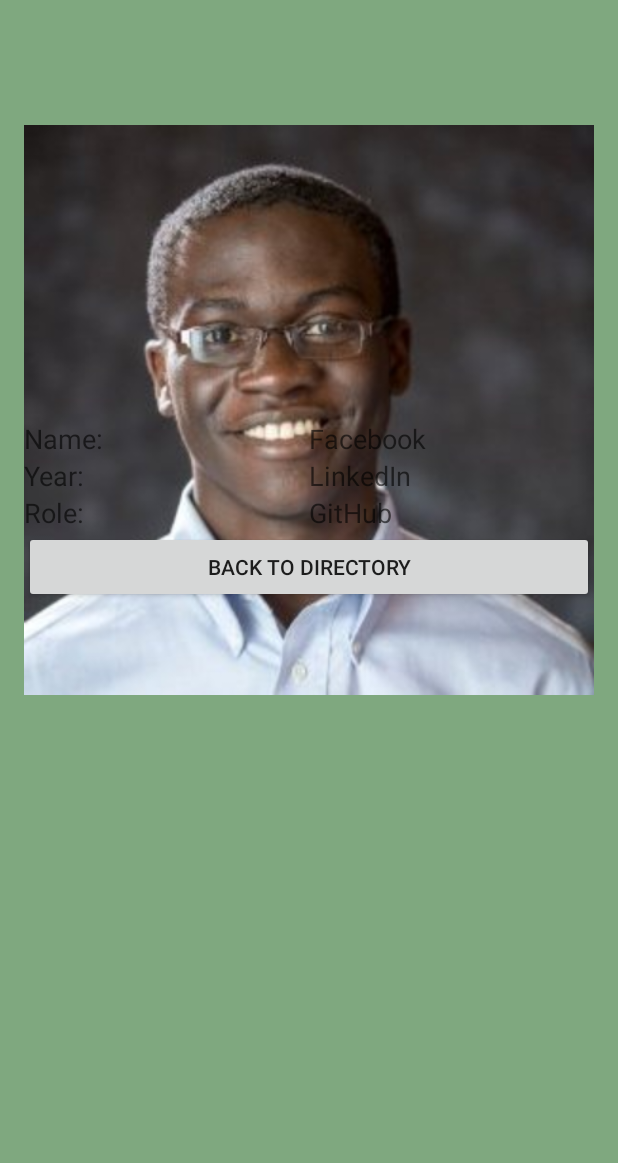
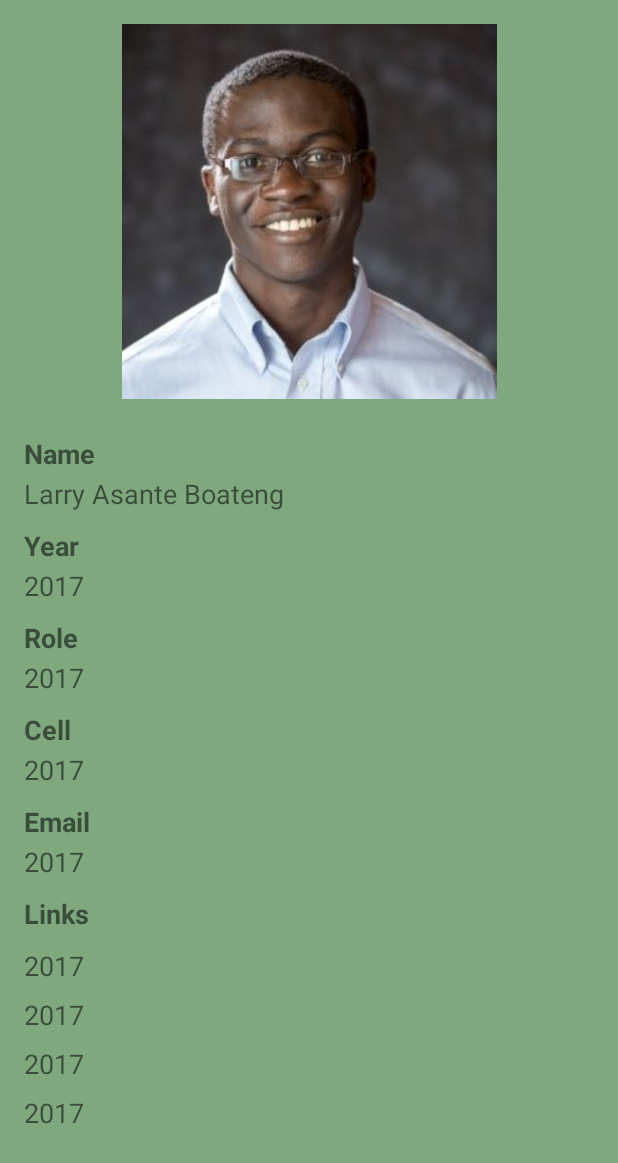
Before and after one commit to zsusag/AppDevDirectory, an Android app: the layout content_profile.xml on its own in the app's theme, with its tools: preview values and no code run, on a phone screen of 412 x 824 dp. Shown: the top 1163 px of the screen. Run offline under Robolectric (Android 15) with nearby library versions, the phone set to English and light mode, and no system bars; network calls fail.

Commit message:
Add scrollview and profile elements

```diff
--- a/app/src/main/java/edu/appdev/appdevdirectory/MainActivity.java
+++ b/app/src/main/java/edu/appdev/appdevdirectory/MainActivity.java
@@ -15,7 +15,6 @@ import org.json.JSONObject;
 import java.io.IOException;
 import java.util.ArrayList;
 import java.util.HashMap;
-import java.util.List;
 
 import okhttp3.OkHttpClient;
 import okhttp3.Request;
--- a/app/src/main/java/edu/appdev/appdevdirectory/ProfileActivity.java
+++ b/app/src/main/java/edu/appdev/appdevdirectory/ProfileActivity.java
@@ -3,7 +3,6 @@ package edu.appdev.appdevdirectory;
 import android.content.Intent;
 import android.os.Bundle;
 import android.support.v7.app.AppCompatActivity;
-import android.view.View;
 import android.widget.Button;
 import android.widget.ImageView;
 import android.widget.TextView;
@@ -18,40 +17,49 @@ public class ProfileActivity extends AppCompatActivity {
     private TextView mName;
     private TextView mRole;
     private TextView mYear;
+    private TextView mCell;
+    private TextView mEmail;
+    private TextView mGit;
+    private TextView mTwitter;
+    private TextView mHome;
+    private TextView mLinkedIn;
+
     private ImageView mPic;
 
     @Override
     protected void onCreate(Bundle savedInstanceState) {
         super.onCreate(savedInstanceState);
         setContentView(R.layout.activity_profile);
-        mBackButton = (Button) findViewById(R.id.backButton);
+        //mBackButton = (Button) findViewById(R.id.backButton);
 
         // Dynamic data
         HashMap<String, String> member = (HashMap) getIntent().getSerializableExtra("member");
         mName = (TextView) findViewById(R.id.profNameTextView);
-        mRole = (TextView) findViewById(R.id.profRoleTextView);
-        mYear = (TextView) findViewById(R.id.profYearTextView);
+        mRole = (TextView) findViewById(R.id.roleTextView);
+        mYear = (TextView) findViewById(R.id.yearTextView);
+        mCell = (TextView) findViewById(R.id.cellTextView);
+        mEmail = (TextView) findViewById(R.id.emailTextView);
+        mTwitter = (TextView) findViewById(R.id.twitterTextView);
+        mGit = (TextView) findViewById(R.id.gitTextView);
+        mHome = (TextView) findViewById(R.id.homeTextView);
+        mLinkedIn = (TextView) findViewById(R.id.linkedInTextView);
         mPic = (ImageView) findViewById(R.id.profImageView);
 
         mName.setText(member.get("name"));
         mRole.setText(member.get("role"));
         mYear.setText(member.get("year"));
+        mCell.setText(member.get("cellphone"));
+        mEmail.setText(member.get("email"));
+        mTwitter.setText(member.get("twitterurl"));
+        mGit.setText(member.get("giturl"));
+        mHome.setText(member.get("homepageurl"));
+        mLinkedIn.setText(member.get("linkedurl"));
         String url = member.get("image");
         Picasso.with(getApplicationContext()).load(url).into(mPic);
 
 
         // Initialize intent
         final Intent intent = new Intent(this, ProfileActivity.class);
-
-        // Back button
-        mBackButton.setOnClickListener(new View.OnClickListener() {
-            @Override
-            public void onClick(View v) {
-                finish();
-
-            }
-
-        });
 
     }
 
--- a/app/src/main/java/edu/appdev/appdevdirectory/ProfileAdapter.java
+++ b/app/src/main/java/edu/appdev/appdevdirectory/ProfileAdapter.java
@@ -12,7 +12,6 @@ import com.squareup.picasso.Picasso;
 
 import java.util.ArrayList;
 import java.util.HashMap;
-import java.util.List;
 
 public class ProfileAdapter extends ArrayAdapter {
 
--- a/app/src/main/res/layout/content_profile.xml
+++ b/app/src/main/res/layout/content_profile.xml
@@ -15,201 +15,152 @@
 
     <ImageView
         android:layout_width="match_parent"
-        android:layout_height="match_parent"
+        android:layout_height="250dp"
         android:id="@+id/profImageView"
         android:src="@drawable/larry"
-        android:layout_alignParentBottom="true"
-        android:layout_alignParentLeft="true"
-        android:layout_alignParentStart="true"
-        android:layout_marginBottom="277dp"
-        android:layout_alignParentTop="true" />
+        android:scaleType="fitCenter"/>
 
-    <TableLayout
+    <ScrollView
         android:layout_width="match_parent"
-        android:layout_height="300dp"
-        android:layout_alignParentTop="true"
-        android:layout_alignParentRight="true"
-        android:layout_alignParentEnd="true"
-        android:layout_marginTop="264dp"
-        android:stretchColumns="1">
+        android:layout_height="match_parent"
+        android:layout_below="@id/profImageView"
+        android:layout_marginTop="24dp">
 
-        <TableRow
+        <LinearLayout
+            android:orientation="vertical"
             android:layout_width="match_parent"
             android:layout_height="match_parent">
 
-            <TextView
-                android:layout_width="0dp"
-                android:layout_height="wrap_content"
-                android:textAppearance="?android:attr/textAppearanceMedium"
-                android:text="Name:"
-                android:id="@+id/profNameTextView"
-                android:layout_column="0"
-                android:layout_weight="1" />
 
             <TextView
-                android:layout_width="0dp"
+                android:layout_width="wrap_content"
                 android:layout_height="wrap_content"
-                android:textAppearance="?android:attr/textAppearanceMedium"
-                android:text="Facebook"
-                android:id="@+id/profFacebookTextView"
-                android:layout_column="1"
-                android:layout_weight="1" />
-
-        </TableRow>
-
-        <TableRow
-            android:layout_width="match_parent"
-            android:layout_height="match_parent">
+                android:id="@+id/profNameTitleTextView"
+                android:text="Name"
+                android:textSize="18dp"
+                android:layout_marginBottom="2dp"
+                android:textStyle="bold"/>
 
             <TextView
-                android:layout_width="0dp"
+                android:layout_width="wrap_content"
                 android:layout_height="wrap_content"
-                android:textAppearance="?android:attr/textAppearanceMedium"
-                android:text="Year:"
-                android:id="@+id/profYearTextView"
-                android:layout_column="0"
-                android:layout_weight="1" />
+                android:id="@+id/profNameTextView"
+                android:text="Larry Asante Boateng"
+                android:textSize="18dp"
+                android:layout_marginBottom="10dp"/>
 
             <TextView
-                android:layout_width="0dp"
+                android:layout_width="wrap_content"
                 android:layout_height="wrap_content"
-                android:textAppearance="?android:attr/textAppearanceMedium"
-                android:text="LinkedIn"
-                android:id="@+id/profLinkedTextView"
-                android:layout_column="1"
-                android:layout_weight="1" />
-        </TableRow>
-
-        <TableRow
-            android:layout_width="match_parent"
-            android:layout_height="match_parent">
+                android:id="@+id/yearTitleTextView"
+                android:text="Year"
+                android:textSize="18dp"
+                android:layout_marginBottom="2dp"
+                android:textStyle="bold"/>
 
             <TextView
-                android:layout_width="0dp"
+                android:layout_width="wrap_content"
                 android:layout_height="wrap_content"
-                android:textAppearance="?android:attr/textAppearanceMedium"
-                android:text="Role:"
-                android:id="@+id/profRoleTextView"
-                android:layout_column="0"
-                android:layout_weight="1" />
+                android:id="@+id/yearTextView"
+                android:text="2017"
+                android:textSize="18dp"
+                android:layout_marginBottom="10dp"/>
 
             <TextView
-                android:layout_width="0dp"
-                android:layout_height="wrap_content"
-                android:textAppearance="?android:attr/textAppearanceMedium"
-                android:text="GitHub"
-                android:id="@+id/profGitTextView"
-                android:layout_column="1"
-                android:layout_weight="1" />
-        </TableRow>
-
-        <TableRow
-            android:layout_width="match_parent"
-            android:layout_height="match_parent">
-
-        </TableRow>
-
-        <TableRow
-            android:layout_width="match_parent"
-            android:layout_height="match_parent"></TableRow>
-
-        <TableRow
-            android:layout_width="match_parent"
-            android:layout_height="match_parent"></TableRow>
-
-        <TableRow
-            android:layout_width="match_parent"
-            android:layout_height="match_parent"></TableRow>
-
-        <TableRow
-            android:layout_width="match_parent"
-            android:layout_height="match_parent"></TableRow>
-
-        <TableRow
-            android:layout_width="match_parent"
-            android:layout_height="match_parent"></TableRow>
-
-        <TableRow
-            android:layout_width="match_parent"
-            android:layout_height="match_parent"></TableRow>
-
-        <TableRow
-            android:layout_width="match_parent"
-            android:layout_height="match_parent"></TableRow>
-
-        <TableRow
-            android:layout_width="match_parent"
-            android:layout_height="match_parent"></TableRow>
-
-        <TableRow
-            android:layout_width="match_parent"
-            android:layout_height="match_parent"></TableRow>
-
-        <TableRow
-            android:layout_width="match_parent"
-            android:layout_height="match_parent"></TableRow>
-
-        <TableRow
-            android:layout_width="match_parent"
-            android:layout_height="match_parent"></TableRow>
-
-        <TableRow
-            android:layout_width="match_parent"
-            android:layout_height="match_parent"></TableRow>
-
-        <TableRow
-            android:layout_width="match_parent"
-            android:layout_height="match_parent">
-
-        </TableRow>
-
-        <TableRow
-            android:layout_width="match_parent"
-            android:layout_height="match_parent"></TableRow>
-
-        <TableRow
-            android:layout_width="match_parent"
-            android:layout_height="match_parent"></TableRow>
-
-        <TableRow
-            android:layout_width="match_parent"
-            android:layout_height="match_parent"></TableRow>
-
-        <TableRow
-            android:layout_width="match_parent"
-            android:layout_height="match_parent"></TableRow>
-
-        <TableRow
-            android:layout_width="match_parent"
-            android:layout_height="match_parent"></TableRow>
-
-        <TableRow
-            android:layout_width="match_parent"
-            android:layout_height="match_parent"></TableRow>
-
-        <TableRow
-            android:layout_width="match_parent"
-            android:layout_height="match_parent"></TableRow>
-
-        <TableRow
-            android:layout_width="match_parent"
-            android:layout_height="match_parent"></TableRow>
-
-        <TableRow
-            android:layout_width="match_parent"
-            android:layout_height="match_parent"></TableRow>
-
-        <TableRow
-            android:layout_width="match_parent"
-            android:layout_height="match_parent">
-
-            <Button
                 android:layout_width="wrap_content"
                 android:layout_height="wrap_content"
-                android:text="Back to Directory"
-                android:id="@+id/backButton"
-                android:layout_column="1" />
-        </TableRow>
-    </TableLayout>
+                android:id="@+id/roleTitleTextView"
+                android:text="Role"
+                android:textSize="18dp"
+                android:layout_marginBottom="2dp"
+                android:textStyle="bold"/>
+
+            <TextView
+                android:layout_width="wrap_content"
+                android:layout_height="wrap_content"
+                android:id="@+id/roleTextView"
+                android:text="2017"
+                android:textSize="18dp"
+                android:layout_marginBottom="10dp"/>
+
+            <TextView
+                android:layout_width="wrap_content"
+                android:layout_height="wrap_content"
+                android:id="@+id/cellTitleTextView"
+                android:text="Cell"
+                android:textSize="18dp"
+                android:layout_marginBottom="2dp"
+                android:textStyle="bold"/>
+
+            <TextView
+                android:layout_width="wrap_content"
+                android:layout_height="wrap_content"
+                android:id="@+id/cellTextView"
+                android:text="2017"
+                android:textSize="18dp"
+                android:layout_marginBottom="10dp"/>
+
+            <TextView
+                android:layout_width="wrap_content"
+                android:layout_height="wrap_content"
+                android:id="@+id/emailTitleTextView"
+                android:text="Email"
+                android:textSize="18dp"
+                android:layout_marginBottom="2dp"
+                android:textStyle="bold"/>
+
+            <TextView
+                android:layout_width="wrap_content"
+                android:layout_height="wrap_content"
+                android:id="@+id/emailTextView"
+                android:text="2017"
+                android:textSize="18dp"
+                android:layout_marginBottom="10dp"/>
+
+            <TextView
+                android:layout_width="wrap_content"
+                android:layout_height="wrap_content"
+                android:id="@+id/linkTitleTextView"
+                android:text="Links"
+                android:textSize="18dp"
+                android:layout_marginBottom="10dp"
+                android:textStyle="bold"/>
+
+            <TextView
+                android:layout_width="wrap_content"
+                android:layout_height="wrap_content"
+                android:id="@+id/gitTextView"
+                android:text="2017"
+                android:textSize="18dp"
+                android:layout_marginBottom="8dp"/>
+
+            <TextView
+                android:layout_width="wrap_content"
+                android:layout_height="wrap_content"
+                android:id="@+id/twitterTextView"
+                android:text="2017"
+                android:textSize="18dp"
+                android:layout_marginBottom="8dp"/>
+
+            <TextView
+                android:layout_width="wrap_content"
+                android:layout_height="wrap_content"
+                android:id="@+id/homeTextView"
+                android:text="2017"
+                android:textSize="18dp"
+                android:layout_marginBottom="8dp"/>
+
+            <TextView
+                android:layout_width="wrap_content"
+                android:layout_height="wrap_content"
+                android:id="@+id/linkedInTextView"
+                android:text="2017"
+                android:textSize="18dp"
+                android:layout_marginBottom="8dp"/>
+
+
+        </LinearLayout>
+
+    </ScrollView>
 
 </RelativeLayout>
```
